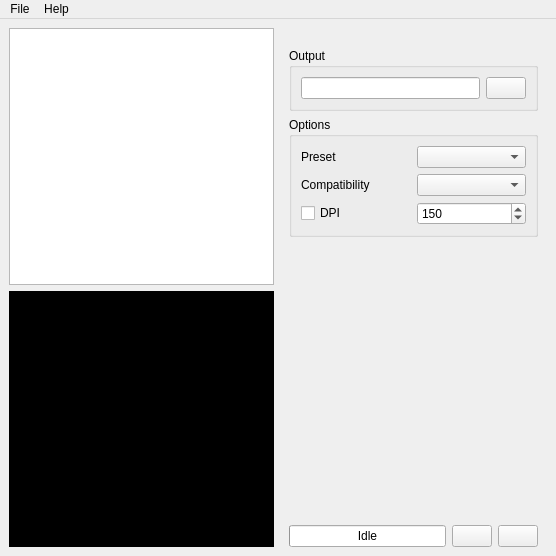
nettstudio/fusepdf, file fusepdf.ui: the form before one commit.
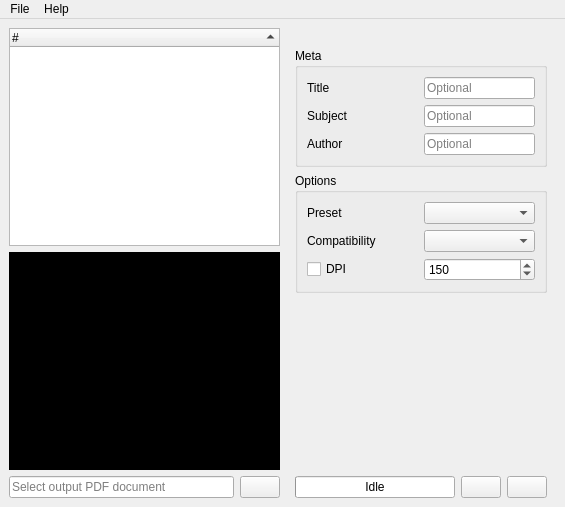
The form after the commit. Icons and pictures are not drawn. Custom widgets are drawn as their Qt base class.

Commit message: minor ui + meta support, fix #4, fix #5

Diff of the .ui file:
```diff
--- a/fusepdf.ui
+++ b/fusepdf.ui
@@ -6,8 +6,8 @@
    <rect>
     <x>0</x>
     <y>0</y>
-    <width>556</width>
-    <height>556</height>
+    <width>565</width>
+    <height>507</height>
    </rect>
   </property>
   <property name="acceptDrops">
@@ -24,7 +24,7 @@
    <property name="acceptDrops">
     <bool>true</bool>
    </property>
-   <layout class="QHBoxLayout" name="horizontalLayout">
+   <layout class="QHBoxLayout" name="horizontalLayout_7">
     <item>
      <layout class="QVBoxLayout" name="verticalLayout_2">
       <property name="spacing">
@@ -57,7 +57,7 @@
          </size>
         </property>
         <attribute name="headerVisible">
-         <bool>false</bool>
+         <bool>true</bool>
         </attribute>
         <attribute name="headerShowSortIndicator" stdset="0">
          <bool>true</bool>
@@ -91,6 +91,43 @@
         </property>
        </widget>
       </item>
+      <item>
+       <layout class="QHBoxLayout" name="horizontalLayout_9">
+        <item>
+         <widget class="QLineEdit" name="fileName">
+          <property name="toolTip">
+           <string>Select output PDF document</string>
+          </property>
+          <property name="readOnly">
+           <bool>true</bool>
+          </property>
+          <property name="placeholderText">
+           <string>Select output PDF document</string>
+          </property>
+         </widget>
+        </item>
+        <item>
+         <widget class="QPushButton" name="fileButton">
+          <property name="toolTip">
+           <string>Select output file</string>
+          </property>
+          <property name="text">
+           <string/>
+          </property>
+          <property name="icon">
+           <iconset resource="fusepdf.qrc">
+            <normaloff>:/icons/fusepdf-open.png</normaloff>:/icons/fusepdf-open.png</iconset>
+          </property>
+          <property name="iconSize">
+           <size>
+            <width>24</width>
+            <height>24</height>
+           </size>
+          </property>
+         </widget>
+        </item>
+       </layout>
+      </item>
      </layout>
     </item>
     <item>
@@ -140,35 +177,80 @@
           <string>Select output PDF document</string>
          </property>
          <property name="title">
-          <string>Output</string>
+          <string>Meta</string>
          </property>
-         <layout class="QHBoxLayout" name="horizontalLayout_7">
+         <layout class="QVBoxLayout" name="verticalLayout_3">
           <item>
-           <widget class="QLineEdit" name="fileName">
-            <property name="readOnly">
-             <bool>true</bool>
-            </property>
-           </widget>
+           <layout class="QHBoxLayout" name="horizontalLayout">
+            <item>
+             <widget class="QLabel" name="metaTitleLabel">
+              <property name="text">
+               <string>Title</string>
+              </property>
+             </widget>
+            </item>
+            <item>
+             <widget class="QLineEdit" name="metaTitle">
+              <property name="sizePolicy">
+               <sizepolicy hsizetype="Preferred" vsizetype="Fixed">
+                <horstretch>0</horstretch>
+                <verstretch>0</verstretch>
+               </sizepolicy>
+              </property>
+              <property name="placeholderText">
+               <string>Optional</string>
+              </property>
+             </widget>
+            </item>
+           </layout>
           </item>
           <item>
-           <widget class="QPushButton" name="fileButton">
-            <property name="toolTip">
-             <string>Select output file</string>
-            </property>
-            <property name="text">
-             <string/>
-            </property>
-            <property name="icon">
-             <iconset resource="fusepdf.qrc">
-              <normaloff>:/icons/fusepdf-open.png</normaloff>:/icons/fusepdf-open.png</iconset>
-            </property>
-            <property name="iconSize">
-             <size>
-              <width>24</width>
-              <height>24</height>
-             </size>
-            </property>
-           </widget>
+           <layout class="QHBoxLayout" name="horizontalLayout_4">
+            <item>
+             <widget class="QLabel" name="metaSubjectLabel">
+              <property name="text">
+               <string>Subject</string>
+              </property>
+             </widget>
+            </item>
+            <item>
+             <widget class="QLineEdit" name="metaSubject">
+              <property name="sizePolicy">
+               <sizepolicy hsizetype="Preferred" vsizetype="Fixed">
+                <horstretch>0</horstretch>
+                <verstretch>0</verstretch>
+               </sizepolicy>
+              </property>
+              <property name="placeholderText">
+               <string>Optional</string>
+              </property>
+             </widget>
+            </item>
+           </layout>
+          </item>
+          <item>
+           <layout class="QHBoxLayout" name="horizontalLayout_8">
+            <item>
+             <widget class="QLabel" name="metaAuthorLabel">
+              <property name="text">
+               <string>Author</string>
+              </property>
+             </widget>
+            </item>
+            <item>
+             <widget class="QLineEdit" name="metaAuthor">
+              <property name="sizePolicy">
+               <sizepolicy hsizetype="Preferred" vsizetype="Fixed">
+                <horstretch>0</horstretch>
+                <verstretch>0</verstretch>
+               </sizepolicy>
+              </property>
+              <property name="placeholderText">
+               <string>Optional</string>
+              </property>
+             </widget>
+            </item>
+           </layout>
           </item>
          </layout>
         </widget>
@@ -317,7 +399,7 @@
     <rect>
      <x>0</x>
      <y>0</y>
-     <width>556</width>
+     <width>565</width>
      <height>22</height>
     </rect>
    </property>
```
Left out of the diff: 54 changed lines with no effect on the pictures. The commit also changes 3 other files.
